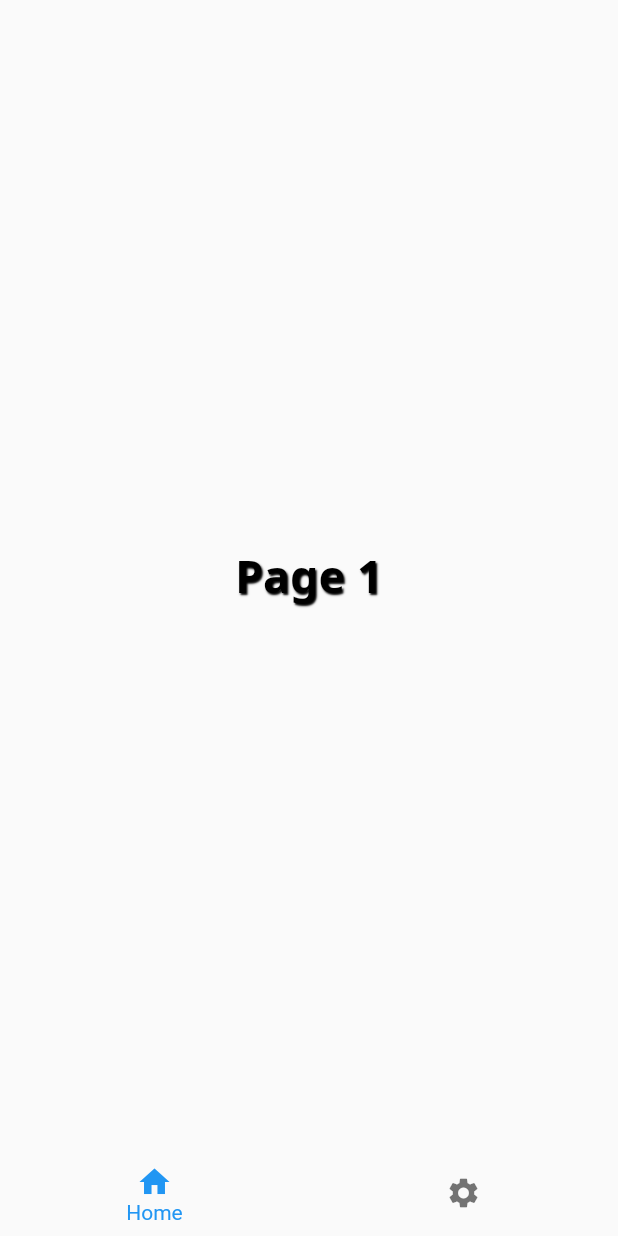
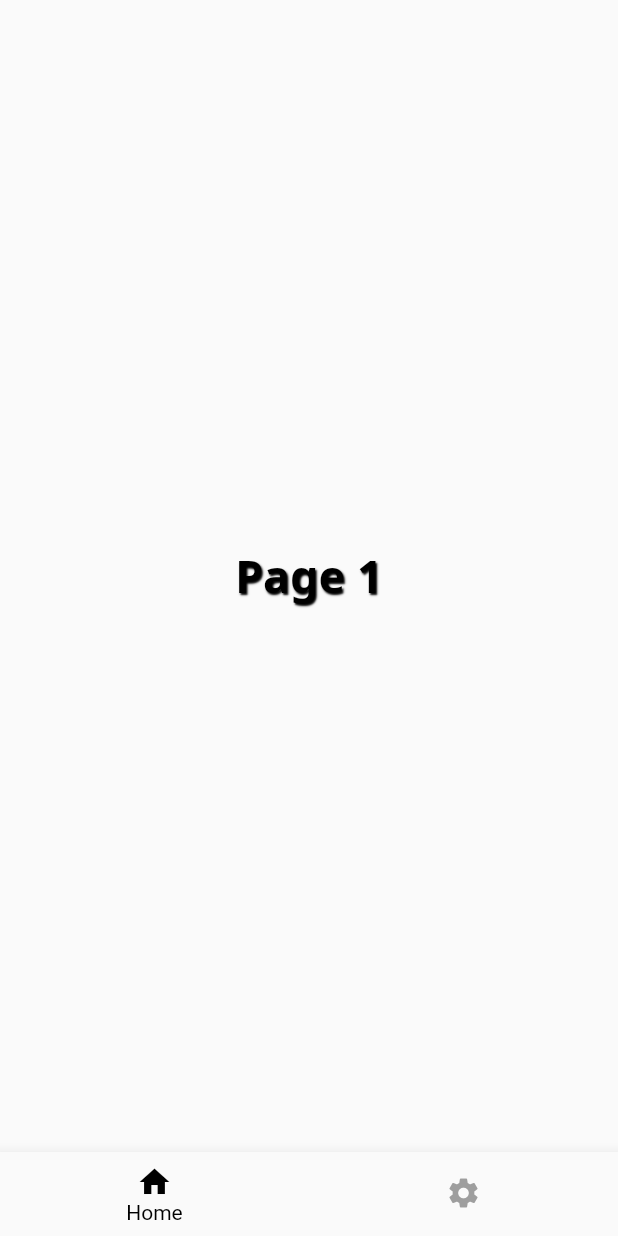
Before and after one commit to Harmanjit14/chat-app-frontend, a Flutter app: the screen it shows after launch, on a phone screen of 412 x 824 dp. Run offline on Flutter 3.47's test engine with Material 2 defaults, Android fonts, the phone set to English and light mode, and no system bars; our stand-ins replace get, google_fonts.

```diff
--- a/lib/screens/chats.dart
+++ b/lib/screens/chats.dart
@@ -19,7 +19,8 @@ class _AllChatsState extends State<AllChats> {
   Widget build(BuildContext context) {
     return Scaffold(
       bottomNavigationBar: BottomNavigationBar(
-          elevation: 0,
+          selectedItemColor: Colors.black,
+          unselectedItemColor: Colors.grey,
           showUnselectedLabels: false,
           currentIndex: page,
           onTap: (value) {
@@ -60,7 +61,9 @@ class _AllChatsState extends State<AllChats> {
           ),
         ],
         onPageChanged: (value) {
-          page = value;
+          setState(() {
+            page = value;
+          });
         },
       ),
     );
```
